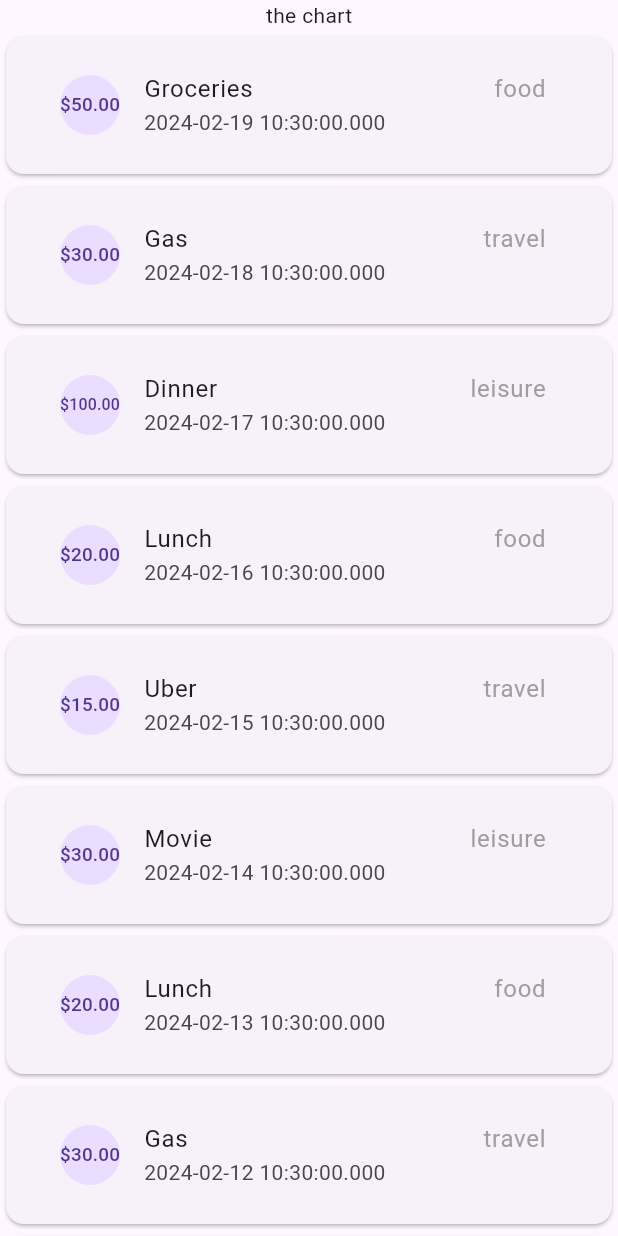
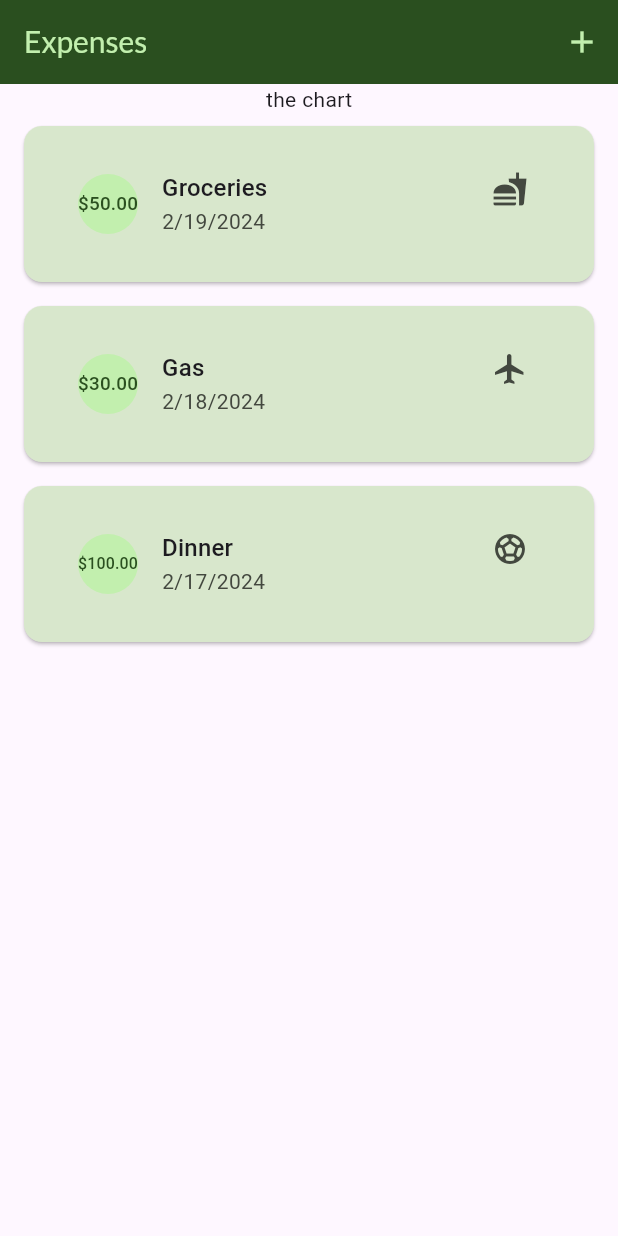
Before and after one commit to arrke/flutter_expences, a Flutter app: the screen it shows after launch, on a phone screen of 412 x 824 dp. Run offline on Flutter 3.47's test engine with Material 3 defaults, Android fonts, the phone set to English and light mode, and no system bars; our stand-ins replace google_fonts.

Commit message:
Adding interactivity, widgets. Add themes

```diff
--- a/lib/expenses.dart
+++ b/lib/expenses.dart
@@ -1,8 +1,7 @@
-import 'dart:math';
-
 import 'package:expense_tracker/widgets/expenses_list/expenses_list.dart';
 import 'package:flutter/material.dart';
 import 'package:expense_tracker/models/expense.dart';
+import 'package:expense_tracker/widgets/new_expense.dart';
 
 class Expenses extends StatefulWidget {
   const Expenses({super.key});
@@ -30,53 +29,76 @@ class _ExpensesState extends State<Expenses> {
         amount: 100.00,
         date: DateTime.now().subtract(const Duration(days: 2)),
         category: Category.leisure),
-    Expense(
-        title: "Lunch",
-        amount: 20.00,
-        date: DateTime.now().subtract(const Duration(days: 3)),
-        category: Category.food),
-    Expense(
-        title: "Uber",
-        amount: 15.00,
-        date: DateTime.now().subtract(const Duration(days: 4)),
-        category: Category.travel),
-    Expense(
-        title: "Movie",
-        amount: 30.00,
-        date: DateTime.now().subtract(const Duration(days: 5)),
-        category: Category.leisure),
-    Expense(
-        title: "Lunch",
-        amount: 20.00,
-        date: DateTime.now().subtract(const Duration(days: 6)),
-        category: Category.food),
-    Expense(
-        title: "Gas",
-        amount: 30.00,
-        date: DateTime.now().subtract(const Duration(days: 7)),
-        category: Category.travel),
-    Expense(
-        title: "Dinner",
-        amount: 100.00,
-        date: DateTime.now().subtract(const Duration(days: 8)),
-        category: Category.leisure),
-    Expense(
-        title: "Groceries",
-        amount: 50.00,
-        date: DateTime.now().subtract(const Duration(days: 9)),
-        category: Category.food),
   ];
+
+  void _openAddExpenseOverlay() {
+    showModalBottomSheet(
+      isScrollControlled: true,
+      context: context,
+      builder: (ctx) {
+        return NewExpense(onAddExpense: _addExpense);
+      },
+    );
+  }
+
+  void _addExpense(Expense expense) {
+    setState(() => _registredExpenses.add(expense));
+  }
+
+  void _removeExpense(Expense expense) {
+    final expenseIndex = _registredExpenses.indexOf(expense);
+    setState(() => _registredExpenses.remove(expense));
+    ScaffoldMessenger.of(context).clearSnackBars();
+    ScaffoldMessenger.of(context).showSnackBar(
+      SnackBar(
+        duration: const Duration(seconds: 3),
+        content: const Text('Expense deleted!'),
+        action: SnackBarAction(
+          label: 'Undo',
+          onPressed: () {
+            setState(
+              () {
+                _registredExpenses.insert(expenseIndex, expense);
+              },
+            );
+          },
+        ),
+      ),
+    );
+  }
 
   @override
   Widget build(BuildContext context) {
+    Widget mainContent =
+        const Center(child: Text('No expenses found. Start adding some!'));
+
+    if (_registredExpenses.isNotEmpty) {
+      mainContent = ExpensesList(
+        expenses: _registredExpenses,
+        onRemoveExpense: _removeExpense,
+      );
+    }
+
     return Scaffold(
-        body: Column(
-      children: [
-        Text('the chart'),
-        Expanded(
-          child: ExpensesList(expenses: _registredExpenses),
-        ),
-      ],
-    ));
+      appBar: AppBar(
+        title: const Text('Expenses'),
+        actions: [
+          IconButton(
+            onPressed: () {
+              _openAddExpenseOverlay();
+            },
+            icon: const Icon(Icons.add),
+          ),
+        ],
+      ),
+      body: Column(
+        children: [
+          const Text('the chart'),
+          Expanded(
+            child: mainContent,
+          ),
+        ],
+      ),
+    );
   }
 }
--- a/lib/models/expense.dart
+++ b/lib/models/expense.dart
@@ -1,10 +1,21 @@
 import 'package:uuid/uuid.dart';
+import 'package:flutter/material.dart';
+import 'package:intl/intl.dart';
+
+final formatter = DateFormat.yMd();
 
 const uuid = Uuid();
 
 enum Category {
   food, travel, leisure, work
 }
+
+const categoryIcons = {
+  Category.food: Icons.fastfood,
+  Category.travel: Icons.flight,
+  Category.leisure: Icons.sports_soccer,
+  Category.work: Icons.work,
+};
 
 class Expense{
   Expense({
@@ -19,4 +30,8 @@ class Expense{
   final double amount;
   final DateTime date;
   final Category category;
+
+  get icon => categoryIcons[category];
+
+  String get getFormattedDate => formatter.format(date);
 }
--- a/lib/widgets/expenses_list/expense_item.dart
+++ b/lib/widgets/expenses_list/expense_item.dart
@@ -12,7 +12,7 @@ class ExpenseItem extends StatelessWidget {
       child: Padding(
         padding: const EdgeInsets.symmetric(
           horizontal: 20,
-          vertical: 10,
+          vertical: 16,
         ),
         child: ListTile(
           leading: CircleAvatar(
@@ -21,16 +21,16 @@ class ExpenseItem extends StatelessWidget {
             ),
           ),
           title: Row(children: [
-            Text(expense.title),
+            Text(expense.title, style: Theme.of(context).textTheme.titleMedium,),
             const Spacer(),
-            Text(
-              expense.category.toString().split('.').last,
-              style: const TextStyle(
-                color: Colors.grey,
-              ),
+            Column(
+              crossAxisAlignment: CrossAxisAlignment.end,
+              children: [
+                Icon(expense.icon),
+              ],
             ),
           ]),
-          subtitle: Text(expense.date.toString()),
+          subtitle: Text(expense.getFormattedDate),
         ),
       ),
     );
--- a/lib/widgets/expenses_list/expenses_list.dart
+++ b/lib/widgets/expenses_list/expenses_list.dart
@@ -3,16 +3,35 @@ import 'package:flutter/material.dart';
 import 'package:expense_tracker/models/expense.dart';
 
 class ExpensesList extends StatelessWidget {
+  const ExpensesList({
+    super.key,
+    required this.expenses,
+    required this.onRemoveExpense,
+  });
+
   final List<Expense> expenses;
-
-  const ExpensesList({super.key, required this.expenses});
+  final void Function(Expense expense) onRemoveExpense;
 
   @override
   Widget build(BuildContext context) {
     return ListView.builder(
       itemCount: expenses.length,
       itemBuilder: (context, index) {
-        return ExpenseItem(expenses[index]);
+        return Dismissible(
+          background: Container(
+            color: Theme.of(context).colorScheme.error.withOpacity(0.6),
+            margin: EdgeInsets.symmetric(
+              horizontal: Theme.of(context).cardTheme.margin!.horizontal,
+            ),
+          ),
+          onDismissed: (direction) {
+            onRemoveExpense(expenses[index]);
+          },
+          key: ValueKey(expenses[index].id),
+          child: ExpenseItem(
+            expenses[index],
+          ),
+        );
       },
     );
   }
--- a/pubspec.yaml
+++ b/pubspec.yaml
@@ -36,6 +36,8 @@ dependencies:
   # Use with the CupertinoIcons class for iOS style icons.
   cupertino_icons: ^1.0.2
   uuid: ^4.3.3
+  intl: ^0.19.0
+  google_fonts: ^6.1.0
 
 dev_dependencies:
   flutter_test:
```
Also changed, not shown: lib/main.dart (+57 -1 lines), lib/widgets/new_expense.dart (added, +145 -0 lines), pubspec.lock.
